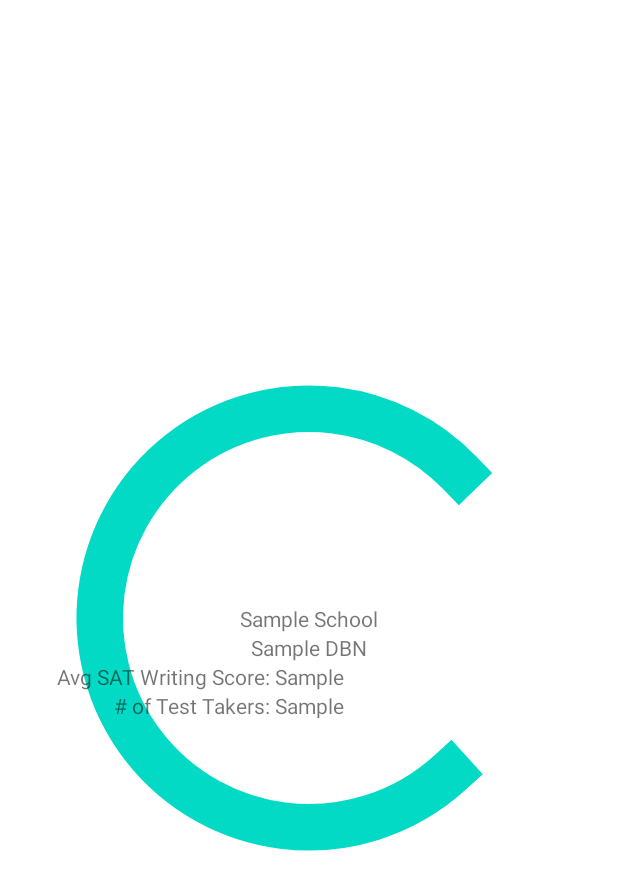
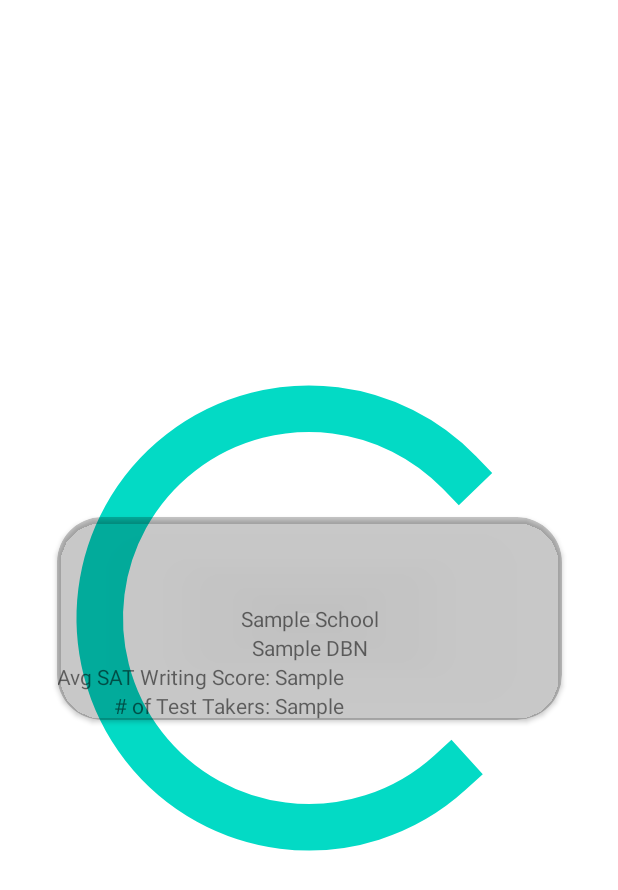
Before and after one commit to ndoperalski130/20220629-ND-NYCSchools, an Android app: the layout fragment_details.xml on its own in the app's theme, with its tools: preview values and no code run, on a phone screen of 412 x 824 dp. Shown: the top 890 px of the screen. Run offline under Robolectric (Android 15) with nearby library versions, the phone set to English and light mode, and no system bars.

Commit message:
Cardview

```diff
--- a/app/src/main/res/layout/fragment_details.xml
+++ b/app/src/main/res/layout/fragment_details.xml
@@ -13,6 +13,19 @@
         android:id="@+id/pbLoading"
         />
 
+    <androidx.cardview.widget.CardView
+        android:layout_width="wrap_content"
+        android:layout_height="wrap_content"
+        app:layout_constraintTop_toTopOf="parent"
+        app:layout_constraintBottom_toBottomOf="parent"
+        app:layout_constraintStart_toStartOf="parent"
+        app:layout_constraintEnd_toEndOf="parent"
+        android:backgroundTint="@color/cardview_shadow_start_color"
+        app:cardCornerRadius="30dp">
+        <androidx.constraintlayout.widget.ConstraintLayout
+            android:layout_width="wrap_content"
+            android:layout_height="wrap_content"
+            >
             <TextView
                 android:layout_width="wrap_content"
                 android:layout_height="wrap_content"
@@ -67,3 +80,9 @@
                 />
 
         </androidx.constraintlayout.widget.ConstraintLayout>
+
+
+    </androidx.cardview.widget.CardView>
+
+
+</androidx.constraintlayout.widget.ConstraintLayout>
```
Lines whose indentation alone changed are shown as unchanged.
